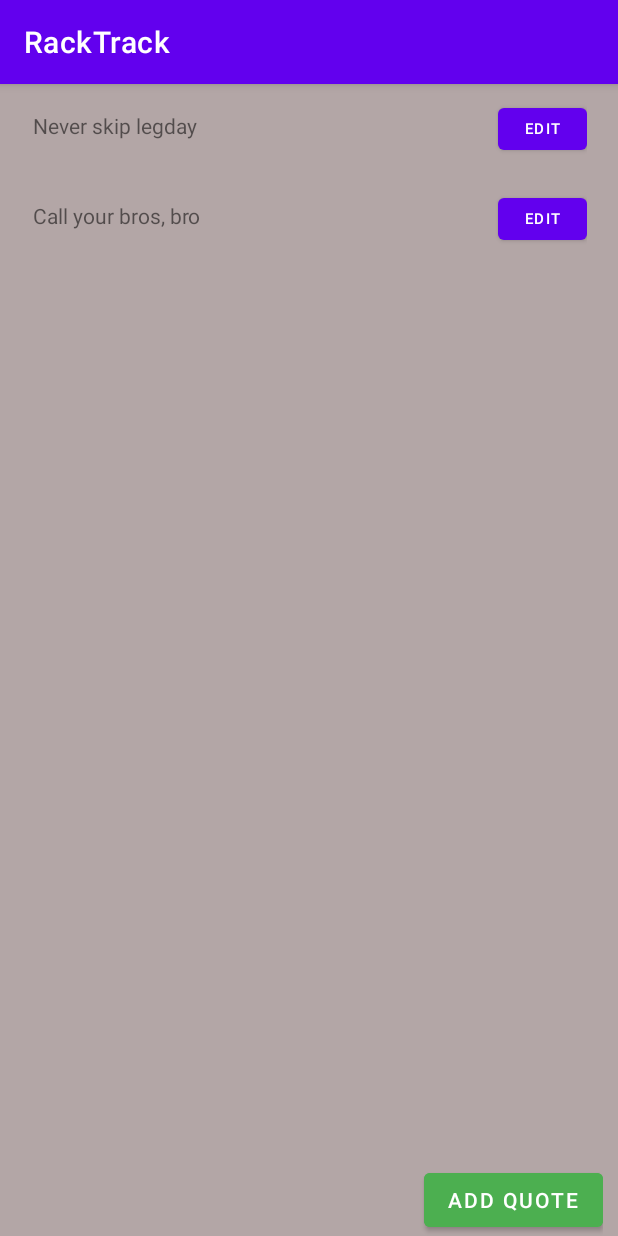
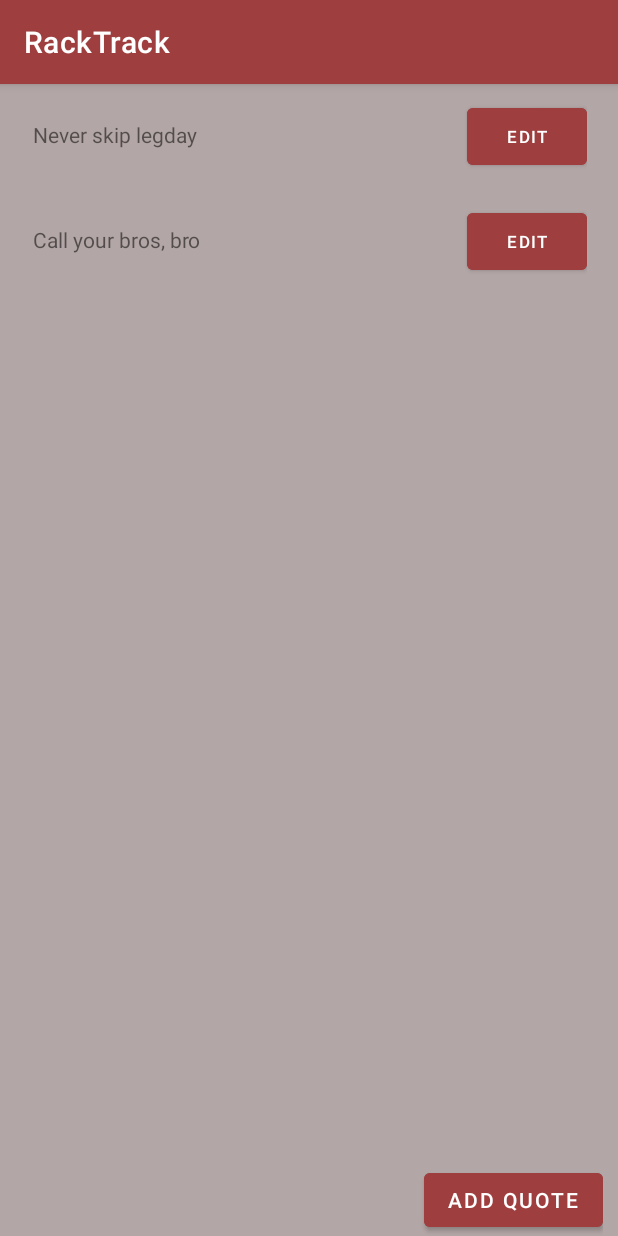
Before and after one commit to tomspa/RackTrack-Android, an Android app: the screen it shows after launch (QuoteListActivity), after a tap on "QUOTES", on a phone screen of 412 x 824 dp. Run offline under Robolectric (Android 15) with nearby library versions, the phone set to English and light mode, and no system bars; our stand-ins replace Room's generated code.

Commit message:
Removed warnings and errors

```diff
--- a/app/src/main/java/com/example/racktrack/Contact/ContactsFragment.java
+++ b/app/src/main/java/com/example/racktrack/Contact/ContactsFragment.java
@@ -21,9 +21,8 @@ import java.util.Arrays;
 
 public class ContactsFragment extends Fragment {
     private FragmentActivity mainActivity;
-    private ListView contactsList;
     private Context context;
-    private ArrayList<Contact> contacts = new ArrayList<Contact>(
+    private final ArrayList<Contact> contacts = new ArrayList<>(
         Arrays.asList(
             new Contact("Kevin", "van Spreuwel", "0612344567"),
             new Contact("Bode", "Wijnands", "0612344567"),
@@ -41,17 +40,15 @@ public class ContactsFragment extends Fragment {
     @Override
     public View onCreateView(LayoutInflater inflater, ViewGroup container, Bundle savedInstanceState) {
         View contactsView = inflater.inflate(R.layout.fragment_contact_list, container, false);
-        this.contactsList = contactsView.findViewById(R.id.contact_list);
+        ListView contactsList = contactsView.findViewById(R.id.contact_list);
 
         final ArrayAdapter<Contact> arrayAdapter =
-                new ArrayAdapter<Contact>(mainActivity, android.R.layout.simple_list_item_1, this.contacts);
+                new ArrayAdapter<>(mainActivity, android.R.layout.simple_list_item_1, this.contacts);
 
-        this.contactsList.setAdapter(arrayAdapter);
+        contactsList.setAdapter(arrayAdapter);
 
         //Add listeners
-        this.contactsList.setOnItemClickListener((adapterView, view, pos, id) -> {
-            this.openCallWindow(arrayAdapter.getItem(pos));
-        });
+        contactsList.setOnItemClickListener((adapterView, view, pos, id) -> this.openCallWindow(arrayAdapter.getItem(pos)));
 
         return contactsView;
     }
--- a/app/src/main/java/com/example/racktrack/Quote/QuoteWidget.java
+++ b/app/src/main/java/com/example/racktrack/Quote/QuoteWidget.java
@@ -3,7 +3,10 @@ package com.example.racktrack.Quote;
 import android.appwidget.AppWidgetManager;
 import android.appwidget.AppWidgetProvider;
 import android.content.Context;
+import android.content.SharedPreferences;
 import android.widget.RemoteViews;
+
+import androidx.preference.PreferenceManager;
 
 import com.example.racktrack.R;
 
@@ -12,7 +15,8 @@ public class QuoteWidget extends AppWidgetProvider {
     static void updateAppWidget(Context context, AppWidgetManager appWidgetManager,
                                 int appWidgetId) {
 
-        CharSequence widgetText = "Dit is een widget";
+        SharedPreferences sharedPreferences = PreferenceManager.getDefaultSharedPreferences(context.getApplicationContext());
+        CharSequence widgetText = sharedPreferences.getString("favorite_quote", "DEFAULT");
         // Construct the RemoteViews object
         RemoteViews views = new RemoteViews(context.getPackageName(), R.layout.quote_widget);
         views.setTextViewText(R.id.appwidget_text, widgetText);
--- a/app/src/main/res/layout/activity_new_quote.xml
+++ b/app/src/main/res/layout/activity_new_quote.xml
@@ -8,8 +8,9 @@
     <EditText
         android:id="@+id/edit_quote"
         android:layout_width="match_parent"
-        android:layout_height="wrap_content"
+        android:layout_height="61dp"
         android:layout_margin="6dp"
+        android:autofillHints="Sample text"
         android:fontFamily="sans-serif-light"
         android:hint="Fill in your quote"
         android:inputType="textAutoComplete"
@@ -21,6 +22,7 @@
         android:layout_width="match_parent"
         android:layout_height="wrap_content"
         android:layout_margin="12dp"
+        android:backgroundTint="@color/main"
         android:text="Save" />
 
 </LinearLayout>
--- a/app/src/main/res/layout/activity_quote_edit.xml
+++ b/app/src/main/res/layout/activity_quote_edit.xml
@@ -31,6 +31,7 @@
         android:layout_width="392dp"
         android:layout_height="50dp"
         android:layout_marginBottom="24dp"
+        android:backgroundTint="@color/main"
         android:text="Save"
         app:layout_constraintBottom_toTopOf="@+id/quoteText"
         app:layout_constraintEnd_toEndOf="parent"
--- a/app/src/main/res/layout/activity_quote_list.xml
+++ b/app/src/main/res/layout/activity_quote_list.xml
@@ -23,7 +23,7 @@
         android:id="@+id/addQuoteButton"
         android:layout_width="wrap_content"
         android:layout_height="wrap_content"
-        android:backgroundTint="#4CAF50"
+        android:backgroundTint="@color/main"
         android:text="Add quote"
         app:layout_constraintBottom_toBottomOf="parent"
         app:layout_constraintEnd_toEndOf="parent" />
--- a/app/src/main/res/layout/quote_list_item.xml
+++ b/app/src/main/res/layout/quote_list_item.xml
@@ -9,14 +9,16 @@
         android:id="@+id/quoteTextView"
         android:layout_width="300dp"
         android:layout_height="wrap_content"
-        android:layout_marginRight="10dp"
+        android:layout_marginEnd="10dp"
+        android:layout_weight="1"
         android:text="TextView" />
 
     <Button
         android:id="@+id/edit_quoteItem_button"
         android:layout_width="80dp"
-        android:layout_height="40dp"
-        android:layout_weight="1"
+        android:layout_height="50dp"
+        android:layout_weight="0"
+        android:backgroundTint="@color/main"
         android:text="Edit"
-        android:textSize="10sp" />
+        android:textSize="11sp" />
 </LinearLayout>
--- a/app/src/main/res/layout/settings_activity.xml
+++ b/app/src/main/res/layout/settings_activity.xml
@@ -1,9 +1,11 @@
 <LinearLayout xmlns:android="http://schemas.android.com/apk/res/android"
     android:layout_width="match_parent"
-    android:layout_height="match_parent">
+    android:layout_height="match_parent"
+    android:backgroundTint="@color/background">
 
     <FrameLayout
         android:id="@+id/settings_container"
         android:layout_width="match_parent"
-        android:layout_height="match_parent" />
+        android:layout_height="match_parent"
+        android:backgroundTint="@color/background" />
 </LinearLayout>
--- a/app/src/main/res/values/colors.xml
+++ b/app/src/main/res/values/colors.xml
@@ -8,6 +8,7 @@
     <color name="black">#FF000000</color>
     <color name="white">#FFFFFFFF</color>
     <color name="main">#9F3E3E</color>
+    <color name="main_700">#732222</color>
     <color name="background">#B3A6A6</color>
     <color name="light_blue_50">#FFE1F5FE</color>
     <color name="light_blue_200">#FF81D4FA</color>
--- a/app/src/main/res/values/styles.xml
+++ b/app/src/main/res/values/styles.xml
@@ -1,5 +1,4 @@
 <resources>
-
     <style name="Widget.RackTrack.AppWidget.Container" parent="android:Widget">
         <item name="android:id">@android:id/background</item>
         <item name="android:background">?android:attr/colorBackground</item>
--- a/app/src/main/res/values/themes.xml
+++ b/app/src/main/res/values/themes.xml
@@ -2,8 +2,8 @@
     <!-- Base application theme. -->
     <style name="Theme.RackTrack" parent="Theme.MaterialComponents.DayNight.DarkActionBar">
         <!-- Primary brand color. -->
-        <item name="colorPrimary">@color/purple_500</item>
-        <item name="colorPrimaryVariant">@color/purple_700</item>
+        <item name="colorPrimary">@color/main</item>
+        <item name="colorPrimaryVariant">@color/main_700</item>
         <item name="colorOnPrimary">@color/white</item>
         <!-- Secondary brand color. -->
         <item name="colorSecondary">@color/teal_200</item>
--- a/app/src/main/res/xml/preferences.xml
+++ b/app/src/main/res/xml/preferences.xml
@@ -1,11 +1,12 @@
 <?xml version="1.0" encoding="utf-8"?>
 <PreferenceScreen xmlns:android="http://schemas.android.com/apk/res/android"
-    xmlns:app="http://schemas.android.com/apk/res-auto">
+    xmlns:app="http://schemas.android.com/apk/res-auto"
+    android:background="@color/background">
 
     <EditTextPreference
         android:defaultValue="1"
         android:key="favorite_quote"
         android:selectAllOnFocus="true"
         android:singleLine="true"
-        android:title="Edit text preference" />
+        android:title="Edit widget text" />
 </PreferenceScreen>
```
